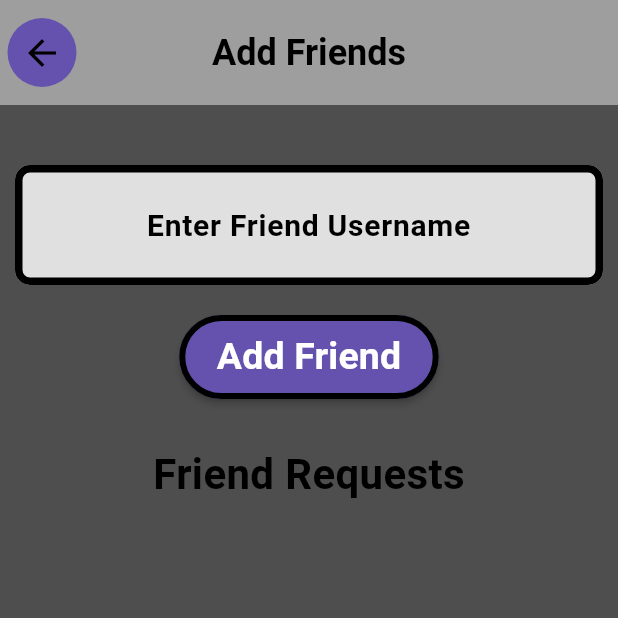
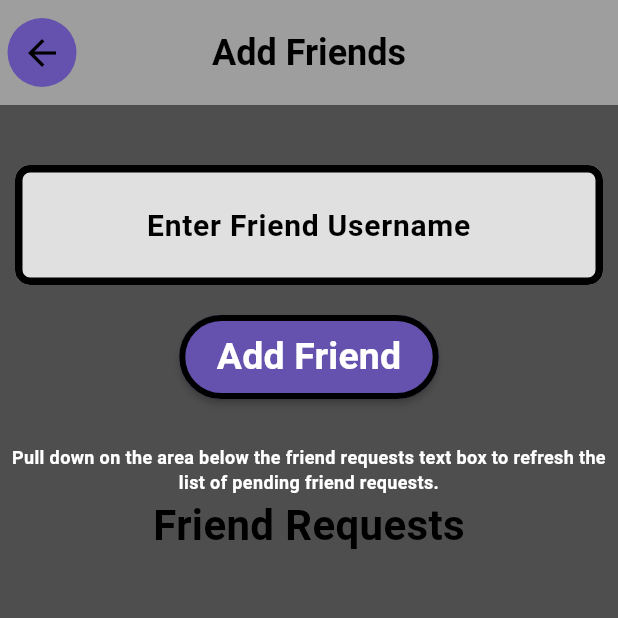
Before and after one commit to OJ101003/flutter-project, a Flutter app: the EditProfile screen opened directly, after a tap on "Sign Out", after a tap on the "add" icon, on a phone screen of 412 x 824 dp, the top half of it. Run offline on Flutter 3.47's test engine with Material 3 defaults, Android fonts, the phone set to English and light mode, and no system bars; our stand-ins replace cloud_firestore, firebase_auth, firebase_core, image_picker; accounts and stored records are empty; network calls fail; statements that could not run were skipped.

```diff
--- a/lib/add_friend.dart
+++ b/lib/add_friend.dart
@@ -64,6 +64,27 @@ class _AddFriendState extends State<AddFriend> {
     }
   }
 
+  void showMyDialog() {
+    showDialog(
+      context: context,
+      builder: (BuildContext context) {
+        return AlertDialog(
+          title: Text('Adding friend error'),
+          content: Text("Friend not found or already added as friend or is the current user."),
+          actions: <Widget>[
+            TextButton(
+              child: Text('OK'),
+              onPressed: () {
+                Navigator.of(context).pop(); // Dismiss the dialog
+              },
+            ),
+          ],
+        );
+      },
+    );
+  }
+
+
   /// Adds a friend to the current user's friends list.
   ///
   /// This does not notify the friend that they have been added.
@@ -77,7 +98,8 @@ class _AddFriendState extends State<AddFriend> {
       }); // This adds the current users id to the pendingFriends list of the friend
     }
     else{
-      print("Friend not found or already added as friend or is the current user.");
+      print("User not found or already added as friend or is the current user.");
+      showMyDialog();
     }
     setState(() {
       currentFriendField = "";
@@ -232,6 +254,14 @@ class _AddFriendState extends State<AddFriend> {
               margin: const EdgeInsets.only(top: 30),
               child: Column(children: [
                 const Text(
+                  "Pull down on the area below the friend requests text box to refresh the list of pending friend requests.",
+                  textAlign: TextAlign.center,
+                  style: TextStyle(
+                      fontSize: 12,
+                      fontWeight: FontWeight.bold,
+                      color: Colors.white),
+                ),
+                const Text(
                   "Friend Requests",
                   style: TextStyle(
                       fontSize: 28,
--- a/lib/create_status.dart
+++ b/lib/create_status.dart
@@ -56,7 +56,7 @@ class _CreateStatusState extends State<CreateStatus> {
           child: IconButton(
             icon: const Icon(Icons.arrow_back, color: Colors.black, size: 28),
             // Adjust icon size and color
-            onPressed: () => Navigator.of(context).pop(),
+            onPressed: () => Navigator.pop(context, statusName),
           ),
         ),
         title: const Text(
--- a/lib/edit_profile.dart
+++ b/lib/edit_profile.dart
@@ -2,9 +2,7 @@ import 'dart:typed_data';
 
 import 'package:flutter/material.dart';
 import 'package:firebase_auth/firebase_auth.dart';
-import 'package:firebase_storage/firebase_storage.dart';
-import 'package:image_picker/image_picker.dart';
-import 'package:now_me/utils.dart';
+import 'package:cloud_firestore/cloud_firestore.dart';
 
 class EditProfile extends StatefulWidget {
   const EditProfile({super.key});
@@ -14,13 +12,11 @@ class EditProfile extends StatefulWidget {
 }
 
 class _EditProfileState extends State<EditProfile> {
+  String newUsername = '';
 
-  Uint8List? _image;
-
-  void selectImage() async{
-    Uint8List img = await pickImage(ImageSource.gallery);
+  void updateUsernameField(String value) {
     setState(() {
-      _image = img;
+      newUsername = value;
     });
   }
 
@@ -32,6 +28,32 @@ class _EditProfileState extends State<EditProfile> {
       }
     } catch (error) {
       print("Sign out error: $error");
+    }
+  }
+
+  void deleteAccount() async {
+    try {
+      final user = FirebaseAuth.instance.currentUser?.uid;
+      if (user == null) return; // Return if there's no user logged in.
+      await FirebaseFirestore.instance.collection('users').doc(user).delete();
+      await FirebaseAuth.instance.currentUser?.delete();
+      if (mounted) { // Check if the widget is still in the widget tree
+        Navigator.pushReplacementNamed(context, '/');
+      }
+    } catch (e) {
+      print("Error deleting account: $e");
+    }
+  }
+
+  void updateUsername(String newUsername) async {
+    try {
+      final user = FirebaseAuth.instance.currentUser?.uid;
+      if (user == null) return; // Return if there's no user logged in.
+      await FirebaseFirestore.instance.collection('users').doc(user).update({
+        'username': newUsername,
+      });
+    } catch (e) {
+      print("Error updating status: $e");
     }
   }
 
@@ -74,45 +96,14 @@ class _EditProfileState extends State<EditProfile> {
       ),
       body: Column(children: [
         Row(
+          mainAxisAlignment: MainAxisAlignment.center,
           // This is row for current pfp and upload new pfp
           children: [
             Container(
-              margin: const EdgeInsets.only(left: 15, top: 20, right: 20),
+              margin: const EdgeInsets.only(top: 10),
               child: const CircleAvatar(
                 backgroundImage: AssetImage('assets/images/9.jpg'),
-                radius: 50,
-              ),
-            ),
-            Container(
-              margin: const EdgeInsets.only(top: 20),
-              child: ElevatedButton(
-                onPressed: () {
-                  selectImage();
-                },
-                style: ElevatedButton.styleFrom(
-                  side: const BorderSide(width: 4, color: Colors.black),
-                  backgroundColor: const Color(0xFF6452AE),
-                  // Button background color
-                  foregroundColor: Colors.white,
-                  // Text color
-                  elevation: 2,
-                  // Button shadow elevation
-                  shape: RoundedRectangleBorder(
-                    borderRadius: BorderRadius.circular(30), // Rounded shape
-                  ),
-                  minimumSize: const Size(150, 40),
-                  // Set the button's minimum size
-                  padding: const EdgeInsets.symmetric(
-                      horizontal: 25,
-                      vertical: 10), // Inner padding of the button
-                ),
-                child: const Text(
-                  'Change Profile Picture',
-                  style: TextStyle(
-                    fontSize: 19, // Set the font size
-                    fontWeight: FontWeight.bold, // Set the font weight
-                  ),
-                ),
+                radius: 60,
               ),
             ),
           ],
@@ -121,11 +112,22 @@ class _EditProfileState extends State<EditProfile> {
           // Current username textbox
           children: [
             Container(
-              margin: const EdgeInsets.only(top: 20),
+              // margin: const EdgeInsets.only(top: 10),
               padding:
-                  const EdgeInsets.symmetric(horizontal: 10.0, vertical: 20),
+                  const EdgeInsets.symmetric(horizontal: 10.0, vertical: 15),
               // Add padding around the text field if needed
-              child: TextField(
+              child: Column(
+                children: [
+                  const Text(
+                    "Username change reflected on next login",
+                    textAlign: TextAlign.center,
+                    style: TextStyle(
+                        fontSize: 18,
+                        fontWeight: FontWeight.bold,
+                        color: Colors.yellow),
+                  ),
+                  TextField(
+                    onChanged: (value) => updateUsernameField(value),
                     style: const TextStyle(
                         fontSize: 20,
                         fontWeight: FontWeight.bold,
@@ -135,7 +137,7 @@ class _EditProfileState extends State<EditProfile> {
                       filled: true,
                       fillColor: Colors.grey[300],
                       // Background color of the text field
-                  hintText: 'Current Username',
+                      hintText: 'New Username',
                       hintStyle: const TextStyle(
                           fontSize: 20,
                           fontWeight: FontWeight.bold,
@@ -149,6 +151,8 @@ class _EditProfileState extends State<EditProfile> {
                           vertical: 25.0), // Padding inside the text field
                     ),
                   ),
+                ],
+              ),
             )
           ],
         ),
@@ -157,6 +161,7 @@ class _EditProfileState extends State<EditProfile> {
           children: [
             ElevatedButton(
               onPressed: () {
+                updateUsername(newUsername);
                 // Handle the button press
               },
               style: ElevatedButton.styleFrom(
@@ -187,49 +192,13 @@ class _EditProfileState extends State<EditProfile> {
           ],
         ),
         Column(
-          // Change password box
-          children: [
-            Container(
-              margin: const EdgeInsets.only(top: 20),
-              child: ElevatedButton(
-                onPressed: () {
-                  // Handle the button press
-                },
-                style: ElevatedButton.styleFrom(
-                  side: const BorderSide(width: 4, color: Colors.black),
-                  backgroundColor: const Color(0xFF9D52AE),
-                  // Button background color
-                  foregroundColor: Colors.white,
-                  // Text color
-                  elevation: 2,
-                  // Button shadow elevation
-                  shape: RoundedRectangleBorder(
-                    borderRadius: BorderRadius.circular(20), // Rounded shape
-                  ),
-                  minimumSize: const Size(150, 40),
-                  // Set the button's minimum size
-                  padding: const EdgeInsets.symmetric(
-                      horizontal: 25,
-                      vertical: 10), // Inner padding of the button
-                ),
-                child: const Text(
-                  'Change Password',
-                  style: TextStyle(
-                    fontSize: 24, // Set the font size
-                    fontWeight: FontWeight.bold, // Set the font weight
-                  ),
-                ),
-              ),
-            ),
-          ],
-        ),
-        Column(
           // Delete account username
           children: [
             Container(
               margin: const EdgeInsets.only(top: 60),
               child: ElevatedButton(
                 onPressed: () {
+                  deleteAccount();
                   // Handle the button press
                 },
                 style: ElevatedButton.styleFrom(
--- a/lib/login_page.dart
+++ b/lib/login_page.dart
@@ -11,6 +11,15 @@ class LoginPage extends StatefulWidget {
 class _LoginPageState extends State<LoginPage> {
   String email = '';
   String password = '';
+
+  @override
+  void initState() {
+    super.initState();
+    // Immediately executed async function.
+    () async {
+      signIn();
+    }(); // Note the parentheses to call this anonymous async function.
+  }
 
   void signIn() async {
     try {
@@ -28,6 +37,9 @@ class _LoginPageState extends State<LoginPage> {
         print('No user found for that email.');
       } else if (e.code == 'wrong-password') {
         print('Wrong password provided for that user.');
+      }
+      else {
+        print(e.code);
       }
     }
   }
@@ -49,6 +61,7 @@ class _LoginPageState extends State<LoginPage> {
   Widget build(BuildContext context) {
     WidgetsBinding.instance.addPostFrameCallback((_) {
       if (FirebaseAuth.instance.currentUser != null) {
+        print("Already signed in");
         Navigator.pushReplacementNamed(context, '/main');
       }
     });
@@ -131,25 +144,6 @@ class _LoginPageState extends State<LoginPage> {
                         // Add padding around the text field if needed
                         child: PasswordTextField(outlineInputBorder: outlineInputBorder, updatePassword: updatePassword, password: password),
                       )))
-                    ],
-                  ),
-                  Row(
-                    // Forgot password
-                    mainAxisAlignment: MainAxisAlignment.end,
-                    children: [
-                      TextButton(
-                        onPressed: () {
-                          // Handle the button press
-                        },
-                        child: const Text(
-                          'Forgot Password?',
-                          style: TextStyle(
-                            color: Colors.black,
-                            fontSize: 20, // Set the font size
-                            fontWeight: FontWeight.bold, // Set the font weight
-                          ),
-                        ),
-                      ),
                     ],
                   ),
                 ],
--- a/lib/main.dart
+++ b/lib/main.dart
@@ -343,6 +343,14 @@ class MainPage extends StatelessWidget {
             ],
           ),
         ),
+        const Text(
+          "Pull down to refresh friends list",
+          textAlign: TextAlign.center,
+          style: TextStyle(
+              fontSize: 18,
+              fontWeight: FontWeight.bold,
+              color: Colors.white),
+        ),
         Expanded(
           child: RefreshIndicator(
             onRefresh: () async {
--- a/pubspec.yaml
+++ b/pubspec.yaml
@@ -16,7 +16,7 @@ publish_to: 'none' # Remove this line if you wish to publish to pub.dev
 # https://developer.apple.com/library/archive/documentation/General/Reference/InfoPlistKeyReference/Articles/CoreFoundationKeys.html
 # In Windows, build-name is used as the major, minor, and patch parts
 # of the product and file versions while build-number is used as the build suffix.
-version: 1.0.0+1
+version: 1.0.0+2
 
 environment:
   sdk: '>=3.2.6 <4.0.0'
```
Also changed, not shown: lib/profile_page.dart (+7 -1 lines), lib/register_page.dart (+6 -3 lines), 2 other files. Lines whose indentation alone changed are shown as unchanged.
